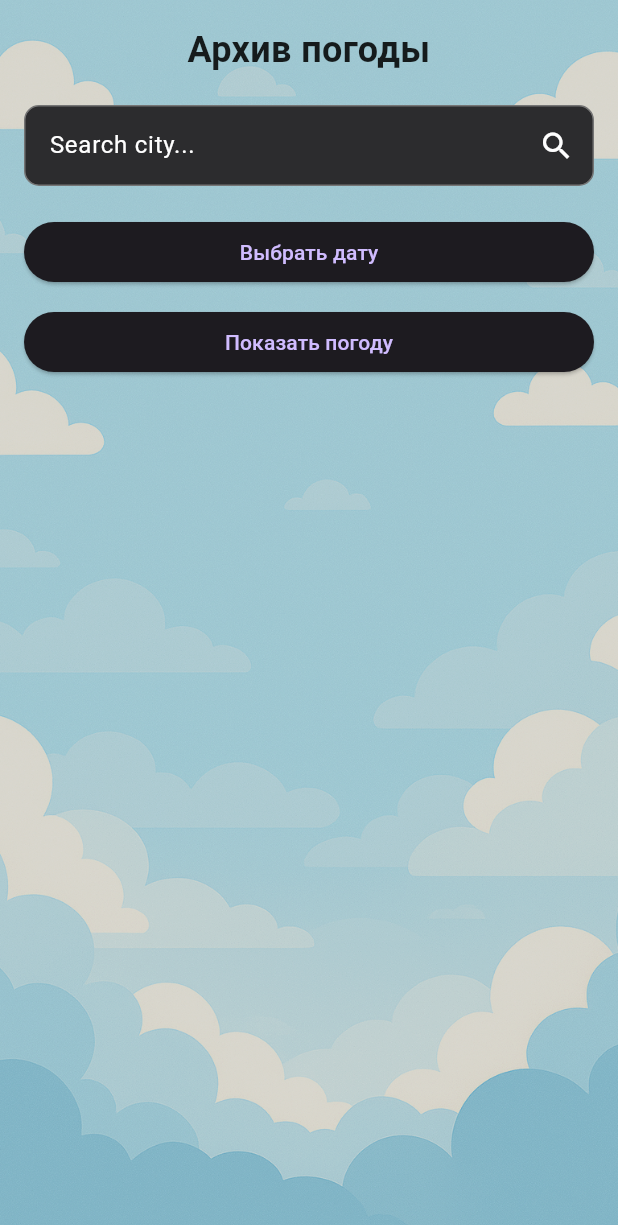
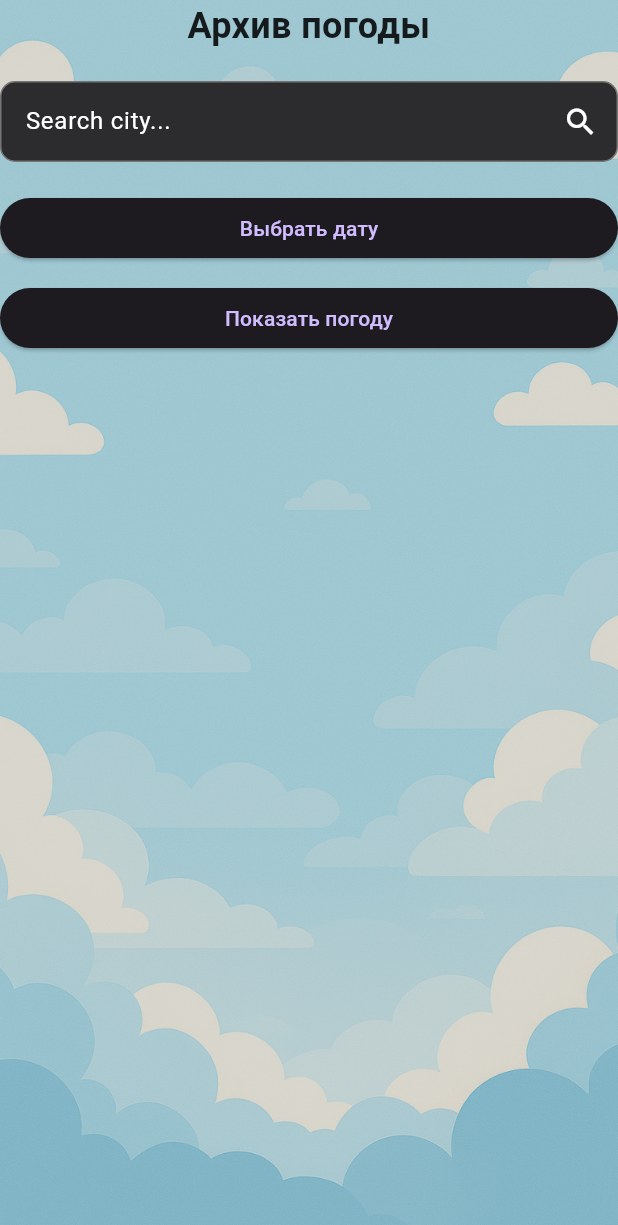
Before and after one commit to afanofrafa/weather_mate, a Flutter app: the ArchiveWeatherScreen screen opened directly with empty values, on a phone screen of 412 x 824 dp. Shown: the top 1225 px of the screen. Run offline on Flutter 3.47's test engine with Material 3 defaults, Android fonts, the phone set to English and light mode, and no system bars; our stand-ins replace fl_chart, geolocator, weather_icons.

Commit message:
last push

```diff
--- /dev/null
+++ b/devtools_options.yaml
@@ -0,0 +1,3 @@
+description: This file stores settings for Dart & Flutter DevTools.
+documentation: https://docs.flutter.dev/tools/devtools/extensions#configure-extension-enablement-states
+extensions:
--- a/lib/screens/advice_screen.dart
+++ b/lib/screens/advice_screen.dart
@@ -105,7 +105,7 @@ class AdviceScreen extends StatelessWidget {
       },
       {
         'title': 'Утепляйте конечности',
-        'image': 'assets/images/gloves.png',
+        'image': 'assets/images/gloves.jpg',
         'advice': 'Носите перчатки и тёплую обувь.',
         'weatherType': ['Снег'],
       },
--- a/lib/screens/archive_weather_screen.dart
+++ b/lib/screens/archive_weather_screen.dart
@@ -48,11 +48,9 @@ class _ArchiveWeatherScreenState extends State<ArchiveWeatherScreen> {
             ),
           ),
           SafeArea(
-            child: Padding(
-              padding: const EdgeInsets.all(16),
             child: Column(
-                crossAxisAlignment: CrossAxisAlignment.stretch,
               children: [
+                // Ваша информация сверху
                 Text(
                   'Архив погоды',
                   style: TextStyle(
@@ -63,27 +61,41 @@ class _ArchiveWeatherScreenState extends State<ArchiveWeatherScreen> {
                   textAlign: TextAlign.center,
                 ),
                 const SizedBox(height: 20),
+
                 CitySearchWidget(
                   onCitySelected: (displayName, cityOnly) async {
-                      //Navigator.pop(context);
                     setState(() {
-                        _selectedCity = displayName; // Показать полный формат
+                      _selectedCity = displayName;
                     });
                   },
                 ),
                 const SizedBox(height: 12),
+
                 ElevatedButton(
+                  style: ElevatedButton.styleFrom(
+                    minimumSize: Size(double.infinity, 40),
+                  ),
                   onPressed: _pickDate,
                   child: Text(_selectedDate == null
                       ? 'Выбрать дату'
                       : DateFormat('dd.MM.yyyy').format(_selectedDate!)),
                 ),
                 const SizedBox(height: 12),
+
                 ElevatedButton(
+                  style: ElevatedButton.styleFrom(
+                    minimumSize: Size(double.infinity, 40),
+                  ),
                   onPressed: _fetchWeather,
                   child: const Text('Показать погоду'),
                 ),
                 const SizedBox(height: 20),
+
+                // Expanded обертывает часть, которая может изменять размер
+                Expanded(
+                  child: SingleChildScrollView(
+                    child: Column(
+                      children: [
                         if (_weatherData != null)
                           Card(
                             color: widget.isDarkMode
@@ -116,6 +128,9 @@ class _ArchiveWeatherScreenState extends State<ArchiveWeatherScreen> {
                           ),
                       ],
                     ),
+                  ),
+                ),
+              ],
             ),
           ),
         ],
--- a/pubspec.yaml
+++ b/pubspec.yaml
@@ -62,6 +62,7 @@ flutter:
     - assets/images/darkTheme.png
     - assets/images/flying_objects.jpg
     - assets/images/fog_warning.jpg
+    - assets/images/gloves.jpg
     - assets/images/hat.png
     - assets/images/house_cold.jpg
     - assets/images/ice_warning.jpg
```
Also changed, not shown: assets/images/gloves.jpg (added). Lines whose indentation alone changed are shown as unchanged.
